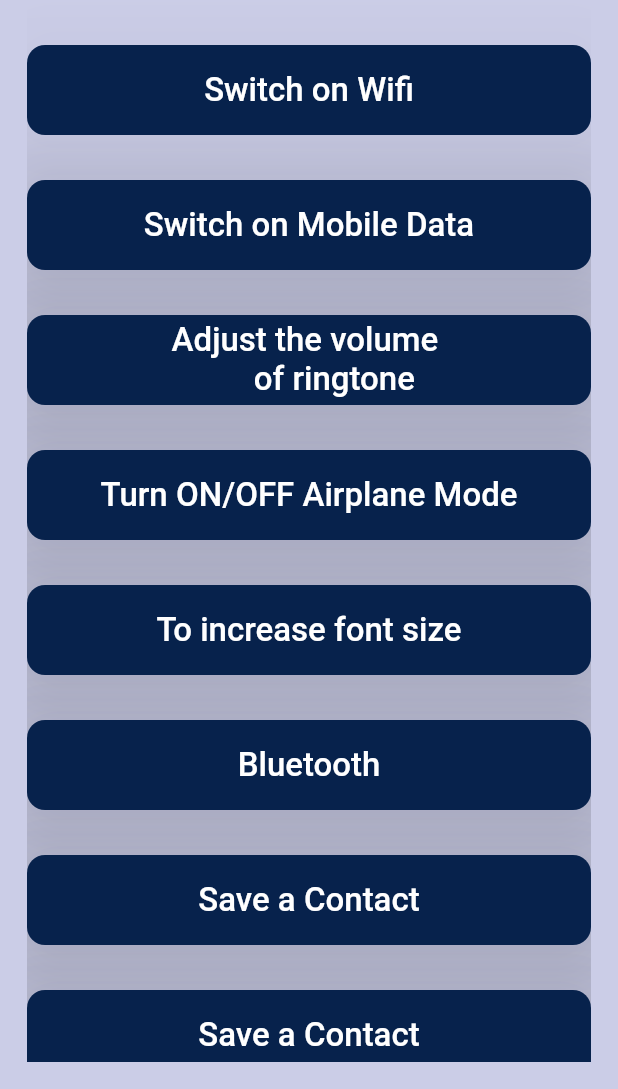
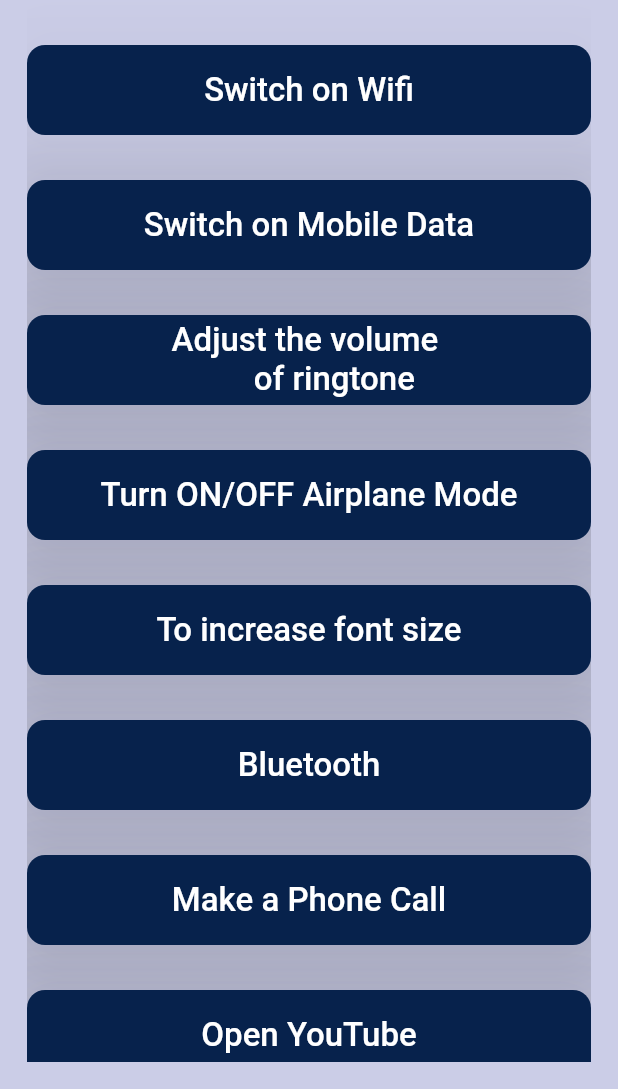
Before and after one commit to jahnavi2k/EldBud, a Flutter app: the Questions screen opened by its route, on a phone screen of 412 x 824 dp, the part 147-1236 px from its top. Run offline on Flutter 3.47's test engine with Material 2 defaults, Android fonts, the phone set to English and light mode, and no system bars; our stand-ins replace contacts_service, permission_handler; missing offline and left inert: app_settings, open_settings, system_settings; Roboto replaces fonts that are missing (Mon); project files that could hold a hidden picture were left out.

Commit message:
Added buttons for call and youtube.

```diff
--- a/lib/main.dart
+++ b/lib/main.dart
@@ -7,6 +7,7 @@ import 'package:we_project/pages/mobiledata.dart';
 import 'package:we_project/pages/ringtonevolume.dart';
 import 'package:we_project/pages/instructions.dart';
 import 'package:we_project/pages/contactlist.dart';
+import 'package:we_project/pages/call.dart';
 
 
 
@@ -22,6 +23,7 @@ void main() {
       'mobiledata' : (context) => MobileData(),
       'ringtonevolume' : (context) => RingtoneVolume(),
       'contactlist': (context) => Contacts(),
+      'phone': (context) => PhoneCall(),
     },
   ));
 }
--- a/lib/pages/questions.dart
+++ b/lib/pages/questions.dart
@@ -2,6 +2,8 @@ import 'package:flutter/cupertino.dart';
 import 'package:flutter/material.dart';
 import 'package:open_settings/open_settings.dart';
 import 'package:system_settings/system_settings.dart';
+import 'dart:async';
+import 'package:url_launcher/url_launcher.dart';
 
 class Questions extends StatefulWidget {
   @override
@@ -10,8 +12,24 @@ class Questions extends StatefulWidget {
 
 class _QuestionsState extends State<Questions> {
 
+  Future<void>? _launched;
+
+  Future<void> _launchInBrowser(String url) async {
+    if (await canLaunch(url)) {
+      await launch(
+        url,
+        forceSafariVC: false,
+        forceWebView: false,
+        headers: <String, String>{'my_header_key': 'my_header_value'},
+      );
+    } else {
+      throw 'Could not launch $url';
+    }
+  }
+
   @override
   Widget build(BuildContext context) {
+    String toLaunch = 'https://www.youtube.com/';
     return  Scaffold(
       backgroundColor: Color(0xffcbcde7),
       body: CupertinoScrollbar(
@@ -193,14 +211,42 @@ class _QuestionsState extends State<Questions> {
               Container(
                   child: ElevatedButton(
                     child: Text(
-                      "Save a Contact",
+                      "Make a Phone Call",
                       style: TextStyle(
                         fontSize: 22.0,
                         fontFamily: 'Mon',
 
                       ),
                     ),
-                    onPressed: () {},
+                    onPressed: () {
+                      Navigator.pushReplacementNamed(context, 'phone');
+                    },
+                    style: ElevatedButton.styleFrom(
+                      fixedSize: Size(140.0,60.0),
+                      primary: Color(0xFF07224C),
+                      onPrimary: Color(0XFFFFFFFF),
+                      shadowColor: Colors.black,
+                      elevation: 50.0,
+                      shape: RoundedRectangleBorder(
+                        borderRadius: BorderRadius.circular(12.0),
+                      ),
+                    ),
+                  )
+              ),
+              SizedBox(height: 30.0,),
+              Container(
+                  child: ElevatedButton(
+                    child: Text(
+                      "Open YouTube",
+                      style: TextStyle(
+                        fontSize: 22.0,
+                        fontFamily: 'Mon',
+
+                      ),
+                    ),
+                    onPressed: () => setState(() {
+                      _launched = _launchInBrowser(toLaunch);
+                    }),
                     style: ElevatedButton.styleFrom(
                       fixedSize: Size(140.0,60.0),
                       primary: Color(0xFF07224C),
--- a/pubspec.yaml
+++ b/pubspec.yaml
@@ -29,6 +29,7 @@ dependencies:
   system_settings: ^2.0.0
   permission_handler: ^8.1.4+2
   contacts_service: ^0.6.1
+  url_launcher: ^6.0.9
 
 
 
```
Also changed, not shown: lib/pages/call.dart (added, +139 -0 lines), pubspec.lock.
